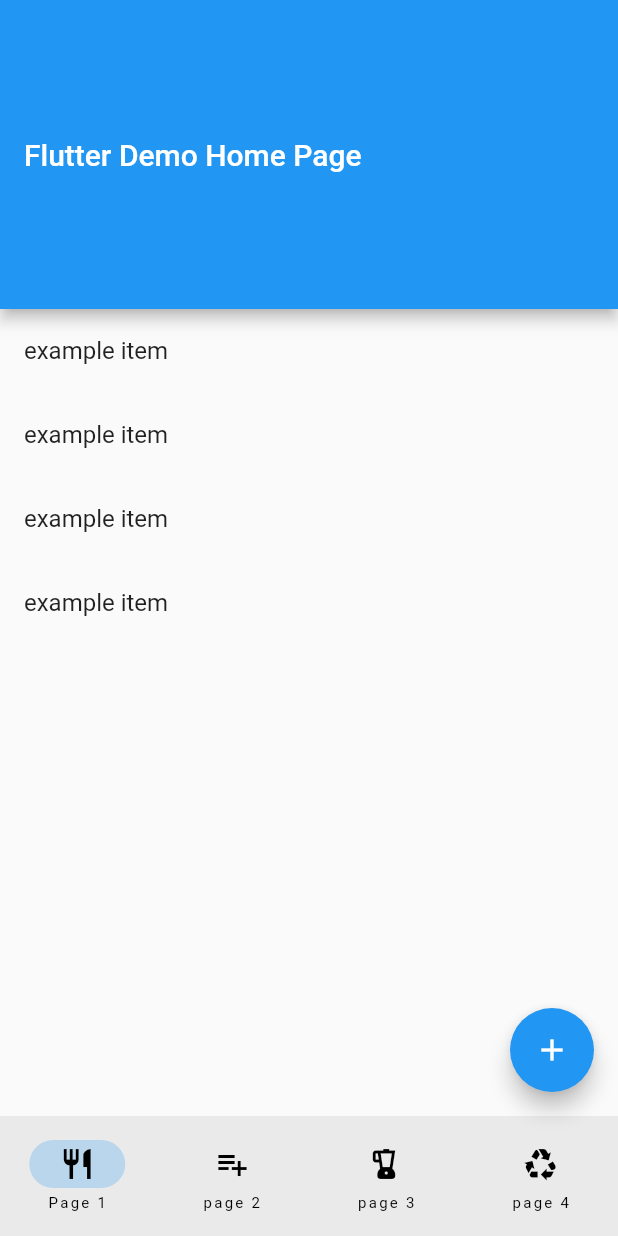
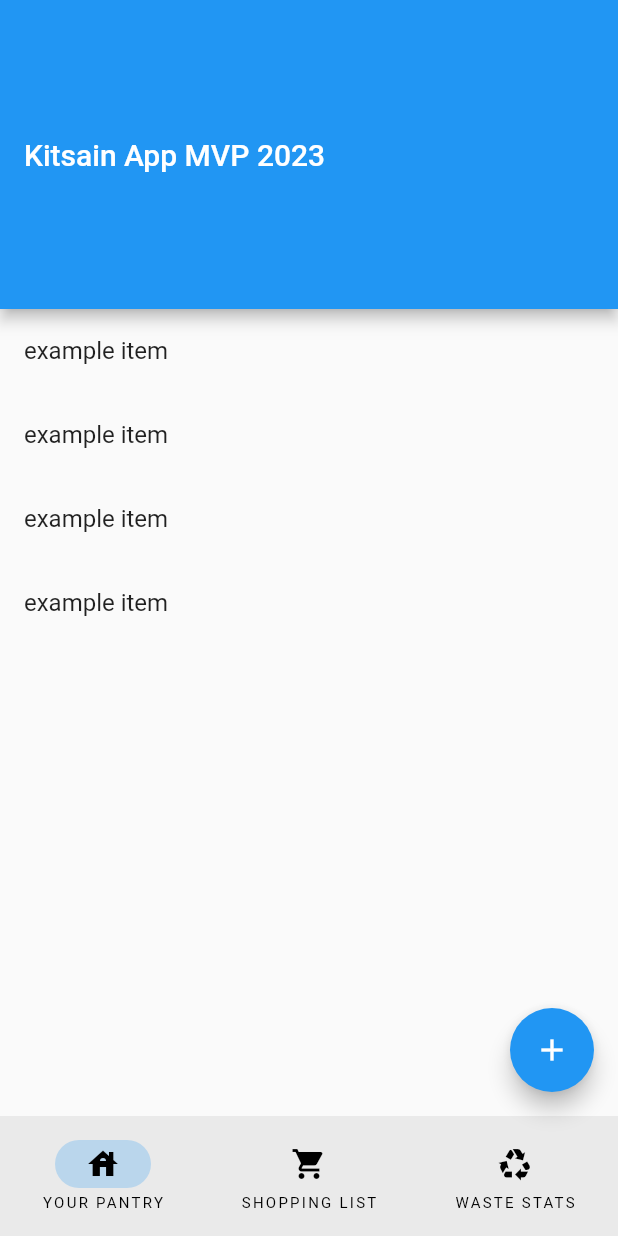
Before and after one commit to kitsain/Kitsain-Frontend-Spring2023, a Flutter app: the screen it shows after launch, on a phone screen of 412 x 824 dp. Run offline on Flutter 3.47's test engine with Material 2 defaults, Android fonts, the phone set to English and light mode, and no system bars; missing offline and left inert: simple_barcode_scanner.

Commit message:
KS-20 Modified texts and icons in top banner and bottom menu

```diff
--- a/lib/main.dart
+++ b/lib/main.dart
@@ -25,7 +25,7 @@ class MyApp extends StatelessWidget {
         // is not restarted.
         primarySwatch: Colors.blue,
       ),
-      home: const MyHomePage(title: 'Flutter Demo Home Page'),
+      home: const MyHomePage(title: 'Kitsain App MVP 2023'),
     );
   }
 }
@@ -115,17 +115,14 @@ class _MyHomePageState extends State<MyHomePage> {
         onDestinationSelected: (index) => _navMenuItemSelected(index),
         destinations: const [
           NavigationDestination(
-            icon: Icon(Icons.restaurant),
-            label: 'Page 1'),
+              icon: Icon(Icons.house),
+              label: 'YOUR PANTRY'),
           NavigationDestination(
-            icon: Icon(Icons.playlist_add),
-            label: 'page 2'),
-        NavigationDestination(
-            icon: Icon(Icons.blender),
-            label: 'page 3'),
+              icon: Icon(Icons.shopping_cart),
+              label: 'SHOPPING LIST'),
           NavigationDestination(
               icon: Icon(Icons.recycling),
-            label: 'page 4')
+              label: 'WASTE STATS')
         ],
       ),
     );
```
Lines whose indentation alone changed are shown as unchanged.
